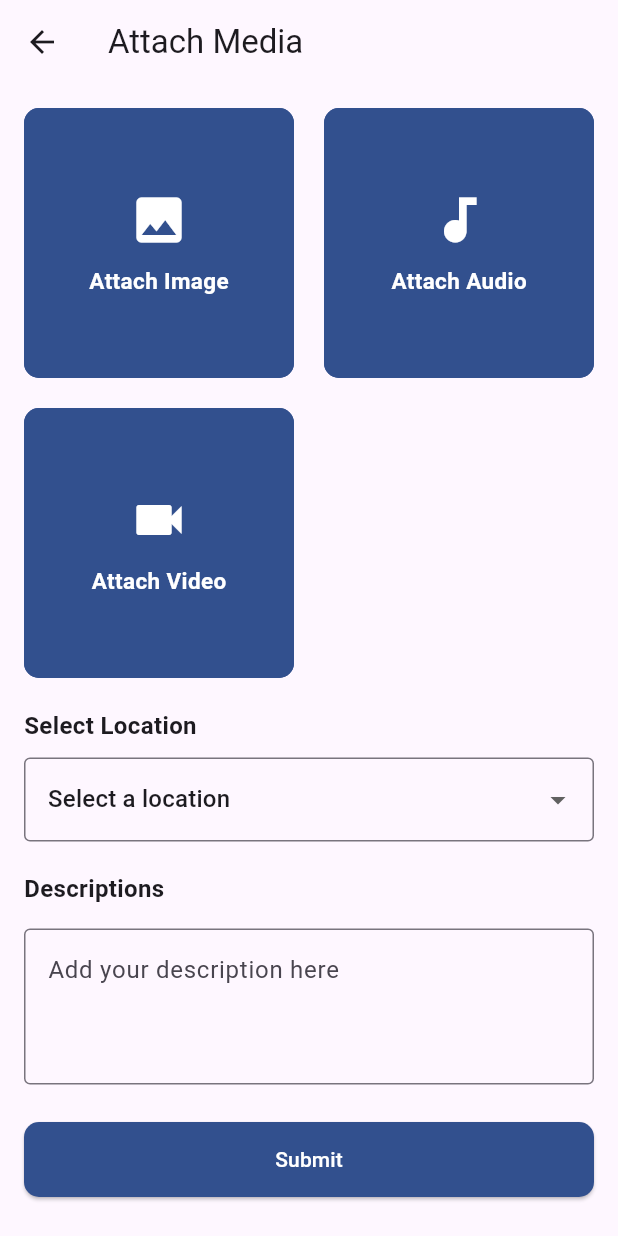
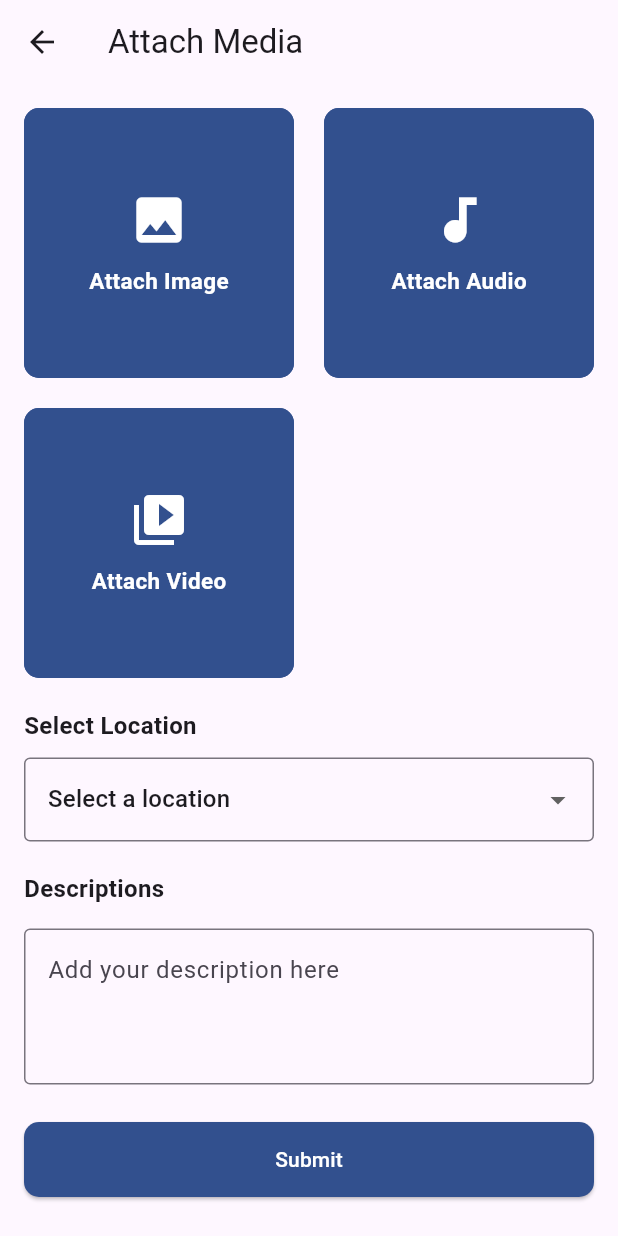
Before and after one commit to sujan-ss/CrimeReportingAndCommunitySafety-SurakshaSathi-, a Flutter app: the AttachFiles screen opened directly, after a tap on "Attach Audio", on a phone screen of 412 x 824 dp. Run offline on Flutter 3.47's test engine with Material 3 defaults, Android fonts, the phone set to English and light mode, and no system bars; our stand-ins replace file_picker, flutter_pw_validator, google_maps_flutter, image_picker, intl_phone_field, jwt_decoder and 1 more; accounts and stored records are empty.

Commit message:
Updated the attachfile page where user can attach image, audio and video

```diff
--- a/lib/Dashboard/home.dart
+++ b/lib/Dashboard/home.dart
@@ -138,7 +138,7 @@ class _HomeScreenState extends State<HomeScreen> {
           ),
         ],
         currentIndex: _selectedIndex,
-        selectedItemColor: Colors.blue,
+        selectedItemColor: const Color(0xFF32508E),
         onTap: _onItemTapped,
       ),
     );
--- a/lib/attachfile.dart
+++ b/lib/attachfile.dart
@@ -1,8 +1,10 @@
 // ignore_for_file: library_private_types_in_public_api
+import 'dart:io';
 
 import 'package:flutter/material.dart';
 import 'package:suraksha_saathi/Dashboard/home.dart';
 import 'package:image_picker/image_picker.dart';
+import 'package:file_picker/file_picker.dart';
 
 class AttachFiles extends StatefulWidget {
   const AttachFiles({Key? key}) : super(key: key);
@@ -50,7 +52,9 @@ class _AttachFilesState extends State<AttachFiles> {
                 shrinkWrap: true,
                 children: [
                   buildAttachmentButton(
-                    title: 'Image',
+                    title: imageFilePath.isEmpty
+                        ? 'Attach Image'
+                        : 'Image Uploaded',
                     icon: Icons.image,
                     filePath: imageFilePath,
                     onPressed: () async {
@@ -64,19 +68,49 @@ class _AttachFilesState extends State<AttachFiles> {
                     },
                   ),
                   buildAttachmentButton(
-                    title: 'Audio',
+                    title: audioFilePath.isEmpty
+                        ? 'Attach Audio'
+                        : 'Audio Uploaded',
                     icon: Icons.audiotrack,
                     filePath: audioFilePath,
-                    onPressed: () {
-                      // Handle audio attachment
+                    onPressed: () async {
+                      FilePickerResult? result =
+                          await FilePicker.platform.pickFiles(
+                        type: FileType.custom,
+                        allowedExtensions: ['mp3'],
+                      );
+
+                      if (result != null) {
+                        File file = File(result.files.single
+                            .path!); // Use the null assertion operator here
+                        setState(() {
+                          audioFilePath = file.path;
+                        });
+                      } else {
+                        // User canceled the picker
+                      }
                     },
                   ),
                   buildAttachmentButton(
-                    title: 'Video',
-                    icon: Icons.videocam,
+                    title: videoFilePath.isEmpty
+                        ? 'Attach Video'
+                        : 'Video Uploaded',
+                    icon: Icons.video_library,
                     filePath: videoFilePath,
-                    onPressed: () {
-                      // Handle video attachment
+                    onPressed: () async {
+                      FilePickerResult? result =
+                          await FilePicker.platform.pickFiles(
+                        type: FileType.video,
+                      );
+
+                      if (result != null) {
+                        PlatformFile file = result.files.first;
+                        setState(() {
+                          videoFilePath = file.path!;
+                        });
+                      } else {
+                        // User canceled the picker
+                      }
                     },
                   ),
                 ],
@@ -167,7 +201,6 @@ class _AttachFilesState extends State<AttachFiles> {
     required String filePath,
     required VoidCallback onPressed,
   }) {
-    String buttonText = 'Attach $title';
     return Material(
       color: const Color(0xFF32508E),
       borderRadius: BorderRadius.circular(10),
@@ -193,13 +226,22 @@ class _AttachFilesState extends State<AttachFiles> {
               ),
               const SizedBox(height: 10),
               Text(
-                buttonText,
+                title,
                 style: const TextStyle(
                   color: Colors.white,
                   fontSize: 15,
                   fontWeight: FontWeight.bold,
                 ),
               ),
+              if (filePath
+                  .isNotEmpty) // Display audio file name if filePath is not empty
+                Text(
+                  filePath.split('/').last, // Display only the file name
+                  style: const TextStyle(
+                    color: Colors.white,
+                    fontSize: 12,
+                  ),
+                ),
             ],
           ),
         ),
--- a/pubspec.yaml
+++ b/pubspec.yaml
@@ -39,6 +39,7 @@ dependencies:
   http:
   shared_preferences:
   jwt_decoder:
+  file_picker: ^6.2.0
   # The "flutter_lints" package below contains a set of recommended lints to
   # encourage good coding practices. The lint set provided by the package is
   # activated in the `analysis_options.yaml` file located at the root of your
```
Also changed, not shown: lib/Login Signup Page/signup.dart (+72 -1 lines), pubspec.lock.
